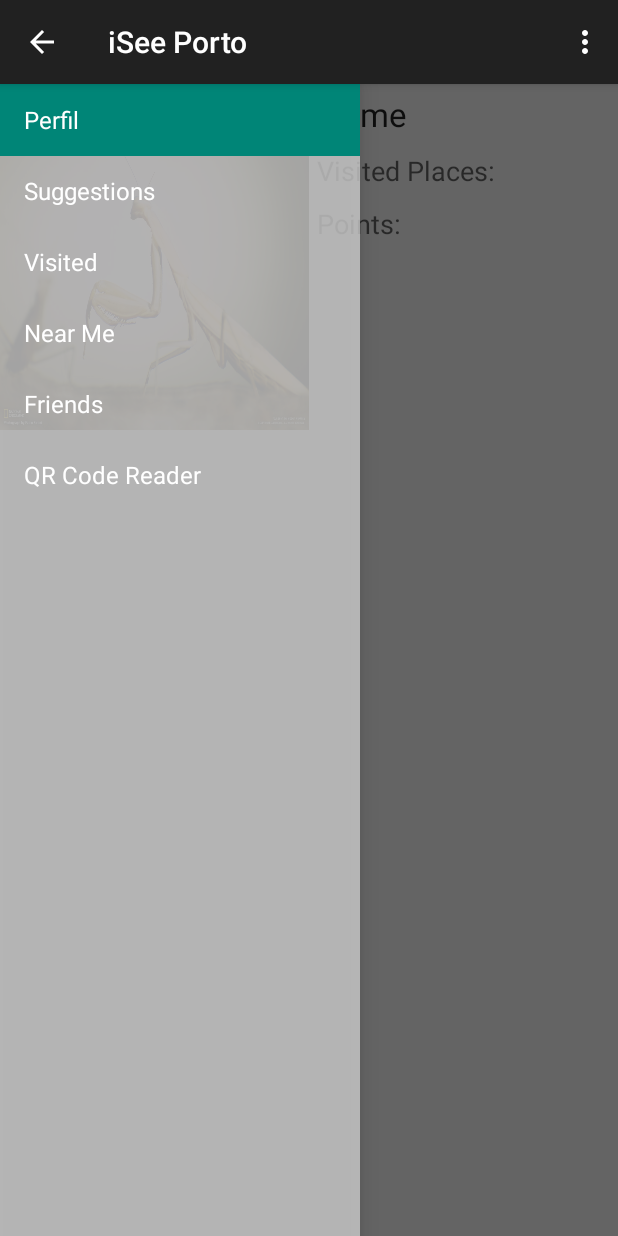
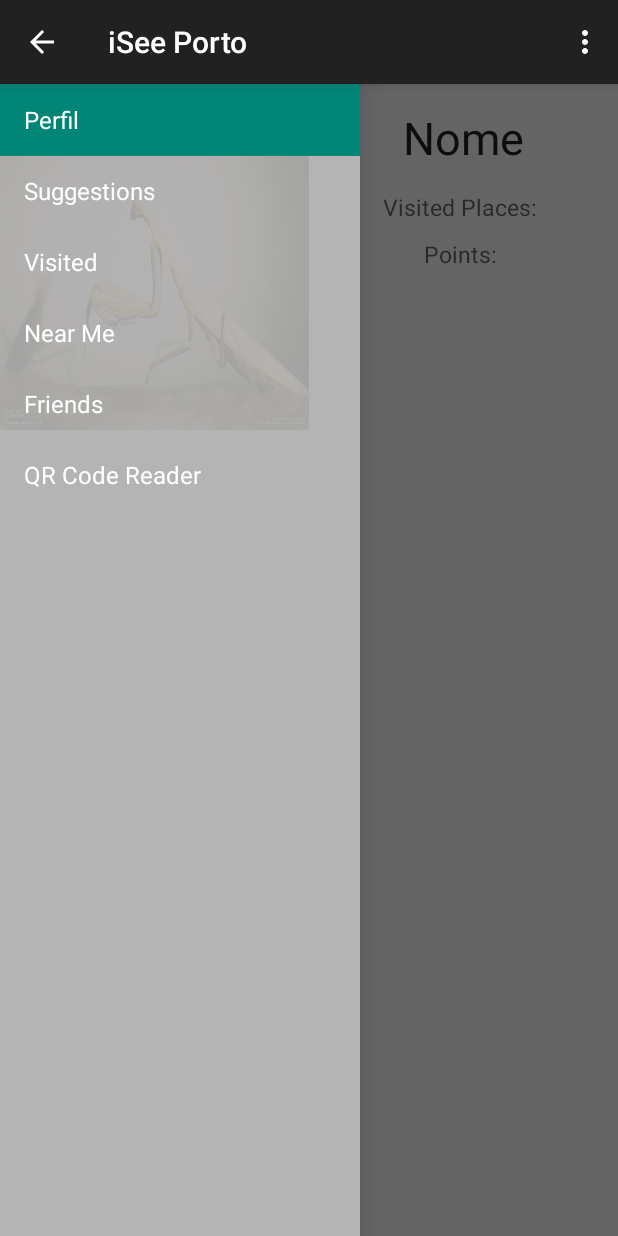
Before and after one commit to gtugablue/iseeporto, an Android app: the screen it shows after launch (MainPage), after a tap on "LOGIN WITH FACEBOOK", on a phone screen of 412 x 824 dp. Run offline under Robolectric (Android 15) with nearby library versions, the phone set to English and light mode, and no system bars; libraries missing offline, so code that uses them is left out: com.google.zxing.integration; 2 statements that could not run were skipped.

Commit message:
Minor changes

```diff
--- a/Android/iSeePorto/app/src/main/res/layout/perfil.xml
+++ b/Android/iSeePorto/app/src/main/res/layout/perfil.xml
@@ -35,8 +35,10 @@
                 android:textAppearance="?android:attr/textAppearanceLarge"
                 android:text="Nome"
                 android:id="@+id/textView8"
-                android:layout_margin="5dp"
-                android:gravity="center_vertical|center|center_horizontal" />
+                android:gravity="center"
+                android:layout_gravity="center_horizontal"
+                android:textSize="30dp"
+                android:layout_marginTop="15dp" />
 
             <TextView
                 android:layout_width="wrap_content"
@@ -44,8 +46,10 @@
                 android:textAppearance="?android:attr/textAppearanceMedium"
                 android:text="Visited Places: "
                 android:id="@+id/textView9"
-                android:layout_margin="5dp"
-                android:gravity="center_vertical|center|center_horizontal" />
+                android:gravity="center"
+                android:layout_gravity="center_horizontal"
+                android:textSize="15dp"
+                android:layout_marginTop="15dp" />
 
             <TextView
                 android:layout_width="wrap_content"
@@ -53,8 +57,10 @@
                 android:textAppearance="?android:attr/textAppearanceMedium"
                 android:text="Points: "
                 android:id="@+id/textView10"
-                android:layout_margin="5dp"
-                android:gravity="center_vertical|center|center_horizontal" />
+                android:gravity="center"
+                android:layout_gravity="center_horizontal"
+                android:textSize="15dp"
+                android:layout_marginTop="10dp" />
         </LinearLayout>
     </LinearLayout>
 
```
